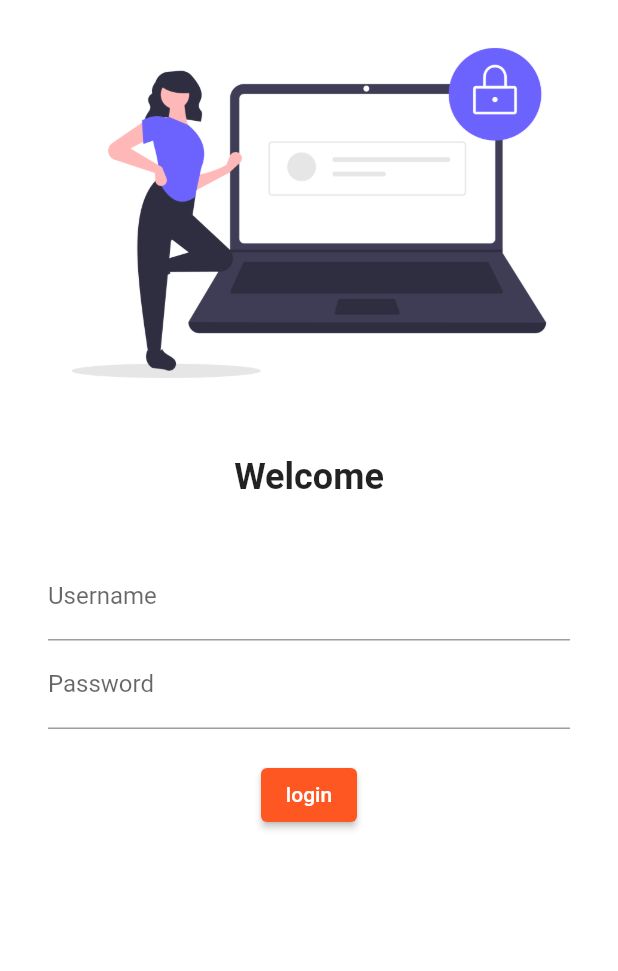
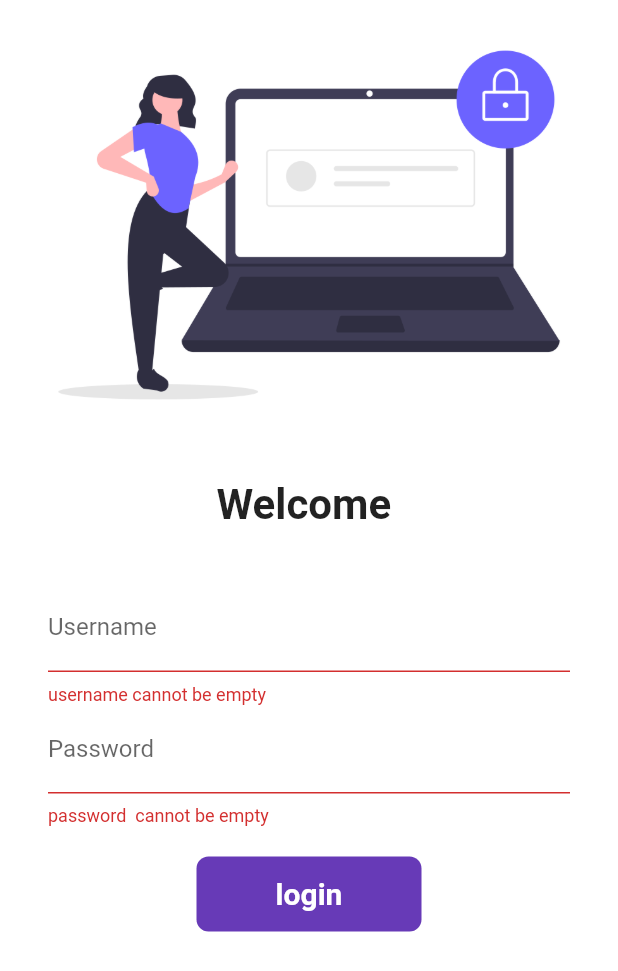
Before and after one commit to yuvrajpratham/Catalog-App, a Flutter app: the screen it shows after launch, after a tap on "login", on a phone screen of 412 x 824 dp. Shown: the top 971 px of the screen. Run offline on Flutter 3.47's test engine with Material 2 defaults, Android fonts, the phone set to English and light mode, and no system bars.

Commit message:
Update login_page.dart

```diff
--- a/lib/pages/login_page.dart
+++ b/lib/pages/login_page.dart
@@ -1,45 +1,117 @@
 import 'package:flutter/material.dart';
 
-class loginpage extends StatelessWidget {
+import '../Utilities/routes.dart';
+class loginpage extends StatefulWidget {
+  @override
+  State<loginpage> createState() => _loginpageState();
+}
+
+class _loginpageState extends State<loginpage> {
+  String name="";
+  bool changeButton = false;
+  final _formKey = GlobalKey<FormState>();
+
+  movetohome(BuildContext) async {
+    if(_formKey.currentState!.validate()){
+                           setState ((){changeButton = true;});
+                           await Future.delayed(Duration(seconds: 1));
+                             await Navigator.pushNamed(context, MyRoutes.homeRoute);
+                             setState ((){changeButton = false;});
+                          }
+                          }
+
+
   @override
   Widget build(BuildContext context) {
     return Material(color: Colors.white,
+      child: SingleChildScrollView(
+        child: Form(
+          key :_formKey,
           child: Column(
             children: [
               Image.asset("assets/images/login_image.png",
-          fit: BoxFit.cover,),
+              fit: BoxFit.cover,
+              height: 300),
               SizedBox(height:20),
-          Text("Welcome",
+              Text("Welcome $name",
               style: TextStyle(
-            fontSize: 24,
+                fontSize: 28,
                 fontWeight: FontWeight.bold,
               )) ,
               SizedBox(
                 height:20,),
                 Padding(
                   padding: const EdgeInsets.symmetric(vertical:16.0,horizontal:32.0),
-              child: Column(children:[TextFormField(
+                  child: Column(children:[
+                    TextFormField(
                    decoration: InputDecoration(
                     hintText:"Enter Username",
-               labelText:"Username",),),
+                   labelText:"Username",),
+                   validator: (value){
+                    if(value?.isEmpty ?? true){
+                      return "username cannot be empty";
+                    }
+                    return null;
+                   },
+                   onChanged: (value){
+                    name=value;
+                    setState(() {
+
+                    });
+                   }),
                     TextFormField(
                       obscureText: true,
                    decoration: InputDecoration(
                     hintText:"Enter Password",
-               labelText:"Password",),),
+                   labelText:"Password",),
+                   validator : (value) {
+                    if (value?.isEmpty ?? true){
+                      return "password  cannot be empty";
+                    }
+                    else if (value!.length < 6){
+                      return "password  cannot be less than 6 letters";
+                    }
+                    return null;
+                   },),
                     SizedBox(
                       height:20,),
-                  ElevatedButton
-                  (child: Text("login"),
-                  style: TextButton.styleFrom(),
-                  onPressed: () {
-                    print("Hi bro");
-                  },)
+
+                     Material(
+                      color: Colors.deepPurple,
+                      borderRadius: BorderRadius.circular(changeButton ?50:8),
+
+                       child: InkWell(
+
+                          onTap: () => movetohome(context),
+                          child: AnimatedContainer(
+                            duration:Duration(seconds: 1),
+                            width: changeButton?50 : 150,
+                            height:50,
+                            alignment: Alignment.center,
+                            child: changeButton? Icon(Icons.done, color:Colors.white,):
+                             Text("login",
+                            style: TextStyle(color:Colors.white,
+                            fontWeight: FontWeight.bold,
+                            fontSize: 20,)
+                            ),
+
+                          ),
+                        ),
+                     ),
+                     // ElevatedButton
+                      //(child: Text("login"),
+                     // style: TextButton.styleFrom(minimumSize: Size(150,40)),
+                     // onPressed: () {
+                     //   Navigator.pushNamed(context, MyRoutes.homeRoute);
+                     // },
+                      //)
                   ],
                  ),
                ),
            ],
             ),
+        ),
+      ),
   );
   }
 }
```
Lines whose indentation alone changed are shown as unchanged.
